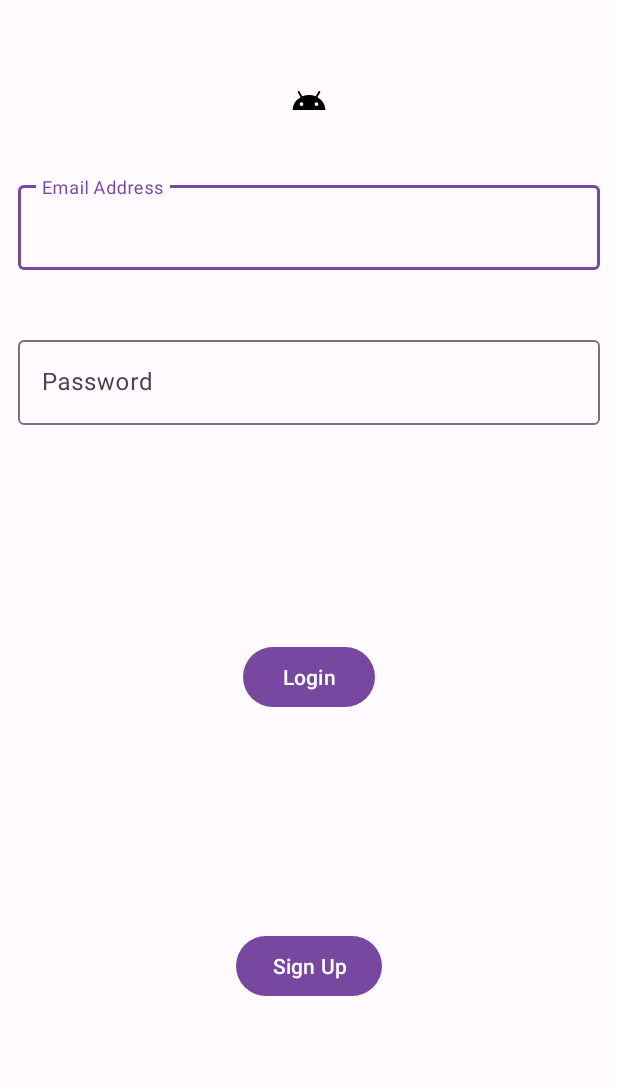
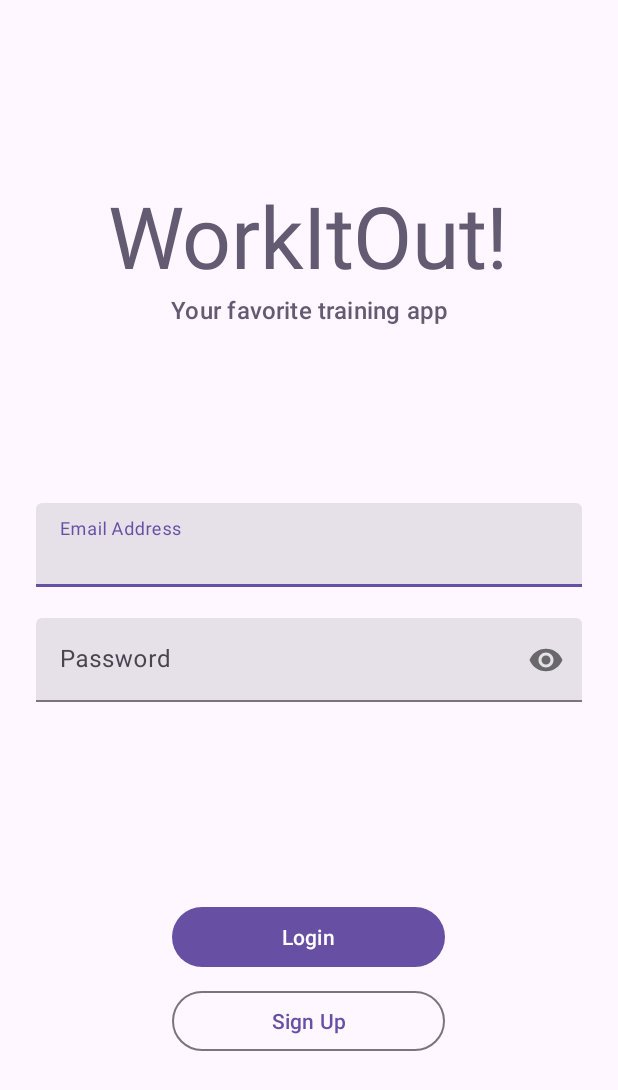
Before and after one commit to Ditochoza/WorkItOut, an Android app: the screen it shows after launch (StartActivity), on a phone screen of 412 x 824 dp. Shown: the top 1090 px of the screen. Run offline under Robolectric (Android 15) with nearby library versions, the phone set to English and light mode, and no system bars; our stand-ins replace Firebase (no records; nobody signed in at launch, a user with empty details on screens opened directly), data binding; 2 statements that could not run were skipped.

Commit message:
DataBinding y ViewBinding añadidos. Pantalla de login avanzada. SharedViewModel creado para StartActivity.

```diff
--- a/app/src/main/AndroidManifest.xml
+++ b/app/src/main/AndroidManifest.xml
@@ -9,7 +9,7 @@
         android:roundIcon="@mipmap/ic_launcher_round"
         android:supportsRtl="true"
         android:theme="@style/Theme.WorkItOut">
-        <activity android:name=".view.StartActivity"></activity>
+        <activity android:name=".view.StartActivity" />
         <activity
             android:name=".view.MainActivity"
             android:exported="true">
--- /dev/null
+++ b/app/src/main/java/es/ucm/fdi/workitout/model/User.kt
@@ -0,0 +1,12 @@
+package es.ucm.fdi.workitout.model
+
+import android.os.Parcelable
+import com.google.firebase.firestore.Exclude
+import kotlinx.parcelize.Parcelize
+
+@Parcelize
+data class User (
+    @get: Exclude var email: String = "",
+    var name: String = "",
+    @get: Exclude var tempPassword: String = ""
+) : Parcelable
--- a/app/src/main/java/es/ucm/fdi/workitout/view/LoginFragment.kt
+++ b/app/src/main/java/es/ucm/fdi/workitout/view/LoginFragment.kt
@@ -1,15 +1,31 @@
 package es.ucm.fdi.workitout.view
 
 import android.os.Bundle
-import androidx.fragment.app.Fragment
 import android.view.LayoutInflater
 import android.view.View
 import android.view.ViewGroup
-import es.ucm.fdi.workitout.R
+import androidx.fragment.app.Fragment
+import androidx.fragment.app.activityViewModels
+import es.ucm.fdi.workitout.databinding.FragmentLoginBinding
+import es.ucm.fdi.workitout.viewModel.StartSharedViewModel
+
 class LoginFragment : Fragment() {
+    private val startSharedViewModel: StartSharedViewModel by activityViewModels()
 
-    override fun onCreateView(inflater: LayoutInflater, container: ViewGroup?, savedInstanceState: Bundle?): View? {
-        // Inflate the layout for this fragment
-        return inflater.inflate(R.layout.fragment_login, container, false)
+    private var _binding: FragmentLoginBinding? = null
+    private val binding get() = _binding!!
+
+    override fun onCreateView(inflater: LayoutInflater, container: ViewGroup?, savedInstanceState: Bundle?): View {
+        _binding = FragmentLoginBinding.inflate(inflater, container, false)
+
+        binding.sModel = startSharedViewModel
+        binding.lifecycleOwner = viewLifecycleOwner
+
+        return binding.root
+    }
+
+    override fun onDestroyView() {
+        super.onDestroyView()
+        _binding = null
     }
 }
--- a/app/src/main/java/es/ucm/fdi/workitout/view/MainActivity.kt
+++ b/app/src/main/java/es/ucm/fdi/workitout/view/MainActivity.kt
@@ -1,9 +1,8 @@
 package es.ucm.fdi.workitout.view
 
 import android.content.Intent
+import android.os.Bundle
 import androidx.appcompat.app.AppCompatActivity
-import android.os.Bundle
-import es.ucm.fdi.workitout.R
 
 class MainActivity : AppCompatActivity() {
     override fun onCreate(savedInstanceState: Bundle?) {
@@ -11,8 +10,8 @@ class MainActivity : AppCompatActivity() {
 
         val intent = Intent(this, StartActivity::class.java)
         startActivity(intent)
+        finish()
 
         //setContentView(R.layout.activity_main)
-
     }
 }
--- a/app/src/main/java/es/ucm/fdi/workitout/view/StartActivity.kt
+++ b/app/src/main/java/es/ucm/fdi/workitout/view/StartActivity.kt
@@ -1,12 +1,22 @@
 package es.ucm.fdi.workitout.view
 
+import android.os.Bundle
+import androidx.activity.viewModels
 import androidx.appcompat.app.AppCompatActivity
-import android.os.Bundle
 import es.ucm.fdi.workitout.R
+import es.ucm.fdi.workitout.viewModel.StartSharedViewModel
 
 class StartActivity : AppCompatActivity() {
+    private val startSharedViewModel: StartSharedViewModel by viewModels()
+
     override fun onCreate(savedInstanceState: Bundle?) {
         super.onCreate(savedInstanceState)
         setContentView(R.layout.activity_start)
     }
+
+    //Guardamos el estado del ViewModel cuando la app pasa a segundo plano
+    override fun onPause() {
+        startSharedViewModel.saveStateHandle()
+        super.onPause()
+    }
 }
--- /dev/null
+++ b/app/src/main/java/es/ucm/fdi/workitout/viewModel/StartSharedViewModel.kt
@@ -0,0 +1,25 @@
+package es.ucm.fdi.workitout.viewModel
+
+import android.app.Application
+import android.util.Log
+import androidx.lifecycle.AndroidViewModel
+import androidx.lifecycle.SavedStateHandle
+import es.ucm.fdi.workitout.model.User
+import kotlinx.coroutines.flow.MutableStateFlow
+import kotlinx.coroutines.flow.StateFlow
+import kotlinx.coroutines.flow.asStateFlow
+
+class StartSharedViewModel(application: Application, private val savedStateHandle: SavedStateHandle) : AndroidViewModel(application) {
+
+    private val _user = MutableStateFlow(savedStateHandle.get(::user.name) ?: User())
+    val user: StateFlow<User> = _user.asStateFlow()
+
+    fun getLoginCredentials(email: String, password: String) {
+        Log.d("ViewModel", "1$email $password")
+        Log.d("ViewModel", "2${user.value.email} ${user.value.tempPassword}")
+    }
+
+    fun saveStateHandle() {
+        savedStateHandle.set(::user.name, user.value)
+    }
+}
--- a/app/src/main/res/drawable/ic_android_black_24dp.xml
+++ /dev/null
@@ -1,9 +0,0 @@
-<vector xmlns:android="http://schemas.android.com/apk/res/android"
-        android:width="24dp"
-        android:height="24dp"
-        android:viewportWidth="24"
-        android:viewportHeight="24">
-    <path
-        android:pathData="M17.6,11.48 L19.44,8.3a0.63,0.63 0,0 0,-1.09 -0.63l-1.88,3.24a11.43,11.43 0,0 0,-8.94 0L5.65,7.67a0.63,0.63 0,0 0,-1.09 0.63L6.4,11.48A10.81,10.81 0,0 0,1 20L23,20A10.81,10.81 0,0 0,17.6 11.48ZM7,17.25A1.25,1.25 0,1 1,8.25 16,1.25 1.25,0 0,1 7,17.25ZM17,17.25A1.25,1.25 0,1 1,18.25 16,1.25 1.25,0 0,1 17,17.25Z"
-        android:fillColor="#FF000000"/>
-</vector>
--- a/app/src/main/res/layout/fragment_login.xml
+++ b/app/src/main/res/layout/fragment_login.xml
@@ -1,76 +1,142 @@
 <?xml version="1.0" encoding="utf-8"?>
-<androidx.constraintlayout.widget.ConstraintLayout xmlns:android="http://schemas.android.com/apk/res/android"
+<layout xmlns:android="http://schemas.android.com/apk/res/android"
     xmlns:app="http://schemas.android.com/apk/res-auto"
     xmlns:tools="http://schemas.android.com/tools"
+    tools:context=".view.LoginFragment">
+
+    <data>
+        <variable name="sModel" type="es.ucm.fdi.workitout.viewModel.StartSharedViewModel" />
+    </data>
+
+    <androidx.constraintlayout.widget.ConstraintLayout
         android:layout_width="match_parent"
         android:layout_height="match_parent"
-    android:layout_margin="12dp"
-    tools:context=".view.LoginFragment">
+        android:layout_marginHorizontal="24dp">
 
-    <ImageView
-        android:id="@+id/imageView"
-        android:layout_width="wrap_content"
+        <LinearLayout
+            android:layout_width="match_parent"
             android:layout_height="wrap_content"
-        app:srcCompat="@drawable/ic_android_black_24dp"
+            android:gravity="center"
             app:layout_constraintEnd_toEndOf="parent"
             app:layout_constraintStart_toStartOf="parent"
             app:layout_constraintTop_toTopOf="parent"
-        app:layout_constraintBottom_toTopOf="@id/til_email"
-        android:contentDescription="@string/app_icon" />
+            app:layout_constraintBottom_toTopOf="@id/ll_form"
+            android:orientation="vertical">
+
+            <com.google.android.material.textview.MaterialTextView
+                style="?attr/textAppearanceDisplayLarge"
+                android:layout_width="wrap_content"
+                android:layout_height="wrap_content"
+                android:textAlignment="center"
+                android:text="@string/app_name"
+                android:textColor="?attr/colorAccent"/>
+
+            <com.google.android.material.textview.MaterialTextView
+                style="?attr/textAppearanceTitleMedium"
+                android:layout_width="wrap_content"
+                android:layout_height="wrap_content"
+                android:textAlignment="center"
+                android:text="@string/your_favorite_training_app"
+                android:textColor="?attr/colorAccent"/>
+
+        </LinearLayout>
+
+        <LinearLayout
+            android:id="@+id/ll_form"
+            android:layout_width="match_parent"
+            android:layout_height="wrap_content"
+            app:layout_constraintEnd_toEndOf="parent"
+            app:layout_constraintStart_toStartOf="parent"
+            app:layout_constraintTop_toTopOf="parent"
+            app:layout_constraintBottom_toBottomOf="parent"
+            android:orientation="vertical">
 
             <com.google.android.material.textfield.TextInputLayout
                 android:id="@+id/til_email"
+                style="?attr/textInputFilledStyle"
                 android:layout_width="match_parent"
                 android:layout_height="wrap_content"
                 android:autofillHints="@string/email_address"
                 android:hint="@string/email_address"
-        app:layout_constraintEnd_toEndOf="parent"
-        app:layout_constraintStart_toStartOf="parent"
-        app:layout_constraintTop_toBottomOf="@+id/imageView"
-        app:layout_constraintBottom_toTopOf="@id/til_password">
+                app:errorEnabled="true">
 
                 <com.google.android.material.textfield.TextInputEditText
+                    android:id="@+id/et_email"
                     android:layout_width="match_parent"
-            android:layout_height="wrap_content" />
+                    android:layout_height="wrap_content"
+                    android:inputType="textEmailAddress"
+                    android:text="@={sModel.user.value.email}"/>
 
             </com.google.android.material.textfield.TextInputLayout>
 
             <com.google.android.material.textfield.TextInputLayout
                 android:id="@+id/til_password"
+                style="?attr/textInputFilledStyle"
                 android:layout_width="match_parent"
                 android:layout_height="wrap_content"
-        app:layout_constraintStart_toStartOf="parent"
-        app:layout_constraintTop_toBottomOf="@+id/imageView"
-        app:layout_constraintEnd_toEndOf="parent"
-        app:layout_constraintBottom_toTopOf="@id/btn_login"
                 android:hint="@string/password"
-        android:autofillHints="@string/password">
+                android:autofillHints="@string/password"
+                app:passwordToggleEnabled="true"
+                app:errorEnabled="true">
 
                 <com.google.android.material.textfield.TextInputEditText
                     android:id="@+id/et_password"
                     android:layout_width="match_parent"
-            android:layout_height="wrap_content" />
+                    android:layout_height="wrap_content"
+                    android:inputType="textPassword"
+                    android:text="@={sModel.user.value.tempPassword}"/>
 
             </com.google.android.material.textfield.TextInputLayout>
 
+        </LinearLayout>
+
+        <LinearLayout
+            android:id="@+id/ll_buttons"
+            android:layout_width="match_parent"
+            android:layout_height="wrap_content"
+            android:orientation="horizontal"
+            app:layout_constraintBottom_toBottomOf="parent"
+            app:layout_constraintEnd_toEndOf="parent"
+            app:layout_constraintStart_toStartOf="parent"
+            app:layout_constraintTop_toBottomOf="@id/ll_form">
+
+            <androidx.legacy.widget.Space
+                android:layout_width="0dp"
+                android:layout_height="wrap_content"
+                android:layout_weight="0.25"/>
+
+            <LinearLayout
+                android:layout_width="0dp"
+                android:layout_height="wrap_content"
+                android:layout_weight="0.5"
+                android:gravity="center"
+                android:orientation="vertical">
+
                 <com.google.android.material.button.MaterialButton
                     android:id="@+id/btn_login"
-        android:layout_width="wrap_content"
+                    style="?attr/materialButtonStyle"
+                    android:layout_width="match_parent"
                     android:layout_height="wrap_content"
-        android:text="@string/login"
-        app:layout_constraintEnd_toEndOf="parent"
-        app:layout_constraintStart_toStartOf="parent"
-        app:layout_constraintTop_toBottomOf="@id/til_password"
-        app:layout_constraintBottom_toTopOf="@id/btn_sign_up"/>
+                    android:layout_marginBottom="8dp"
+                    android:onClick="@{() -> sModel.getLoginCredentials(etEmail.getText().toString(), etPassword.getText().toString())}"
+                    android:text="@string/login" />
 
                 <com.google.android.material.button.MaterialButton
                     android:id="@+id/btn_sign_up"
-        android:layout_width="wrap_content"
+                    style="?attr/materialButtonOutlinedStyle"
+                    android:layout_width="match_parent"
                     android:layout_height="wrap_content"
-        android:text="@string/sign_up"
-        app:layout_constraintBottom_toBottomOf="parent"
-        app:layout_constraintEnd_toEndOf="parent"
-        app:layout_constraintStart_toStartOf="parent"
-        app:layout_constraintTop_toBottomOf="@id/btn_login" />
+                    android:layout_marginBottom="8dp"
+                    android:text="@string/sign_up" />
+
+            </LinearLayout>
+
+            <androidx.legacy.widget.Space
+                android:layout_width="0dp"
+                android:layout_height="wrap_content"
+                android:layout_weight="0.25"/>
+
+        </LinearLayout>
 
     </androidx.constraintlayout.widget.ConstraintLayout>
+</layout>
--- a/app/src/main/res/values-night/themes.xml
+++ b/app/src/main/res/values-night/themes.xml
@@ -1,6 +1,7 @@
 <resources>
 
     <style name="Theme.WorkItOut" parent="Theme.Material3.Dark.NoActionBar">
+        <item name="android:statusBarColor">@android:color/transparent</item>
         <item name="colorPrimary">@color/md_theme_dark_primary</item>
         <item name="colorOnPrimary">@color/md_theme_dark_onPrimary</item>
         <item name="colorPrimaryContainer">@color/md_theme_dark_primaryContainer</item>
--- /dev/null
+++ b/app/src/main/res/values-v23/themes.xml
@@ -0,0 +1,8 @@
+<?xml version="1.0" encoding="utf-8"?>
+<resources>
+
+    <style name="Theme.WorkItOut" parent="Theme.Material3.Light.NoActionBar">
+        <item name="android:statusBarColor">@android:color/transparent</item>
+        <item name="android:windowLightStatusBar">true</item>
+    </style>
+</resources>
--- a/app/src/main/res/values/strings.xml
+++ b/app/src/main/res/values/strings.xml
@@ -1,9 +1,8 @@
 <resources>
-    <string name="app_name">WorkItOut</string>
-    <string name="hello_blank_fragment">Hello blank fragment</string>
+    <string name="app_name">WorkItOut!</string>
     <string name="email_address">Email Address</string>
     <string name="password">Password</string>
     <string name="login">Login</string>
     <string name="sign_up">Sign Up</string>
-    <string name="app_icon">App Icon</string>
+    <string name="your_favorite_training_app">Your favorite training app</string>
 </resources>
--- a/build.gradle
+++ b/build.gradle
@@ -1,13 +1,13 @@
 // Top-level build file where you can add configuration options common to all sub-projects/modules.
 buildscript {
-    ext.kotlin_version = "1.5.31"
     repositories {
         google()
         mavenCentral()
     }
     dependencies {
-        classpath "com.android.tools.build:gradle:4.2.2"
-        classpath "org.jetbrains.kotlin:kotlin-gradle-plugin:$kotlin_version"
+        classpath 'com.android.tools.build:gradle:4.2.2'
+        //noinspection GradleDependency
+        classpath 'org.jetbrains.kotlin:kotlin-gradle-plugin:1.5.31'
         classpath 'com.google.gms:google-services:4.3.10'
         // NOTE: Do not place your application dependencies here; they belong
         // in the individual module build.gradle files
--- a/gradle.properties
+++ b/gradle.properties
@@ -17,3 +17,4 @@ org.gradle.jvmargs=-Xmx2048m -Dfile.encoding=UTF-8
 android.useAndroidX=true
 # Kotlin code style for this project: "official" or "obsolete":
 kotlin.code.style=official
+android.enableJetifier=true
```
Also changed, not shown: app/build.gradle (+19 -10 lines), gradle/wrapper/gradle-wrapper.properties. Lines whose indentation alone changed are shown as unchanged.
